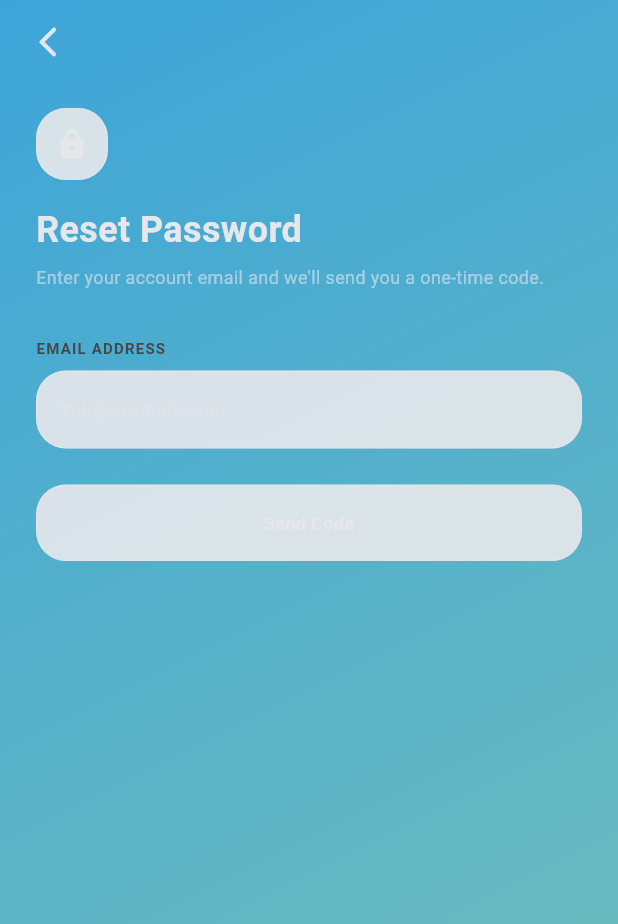
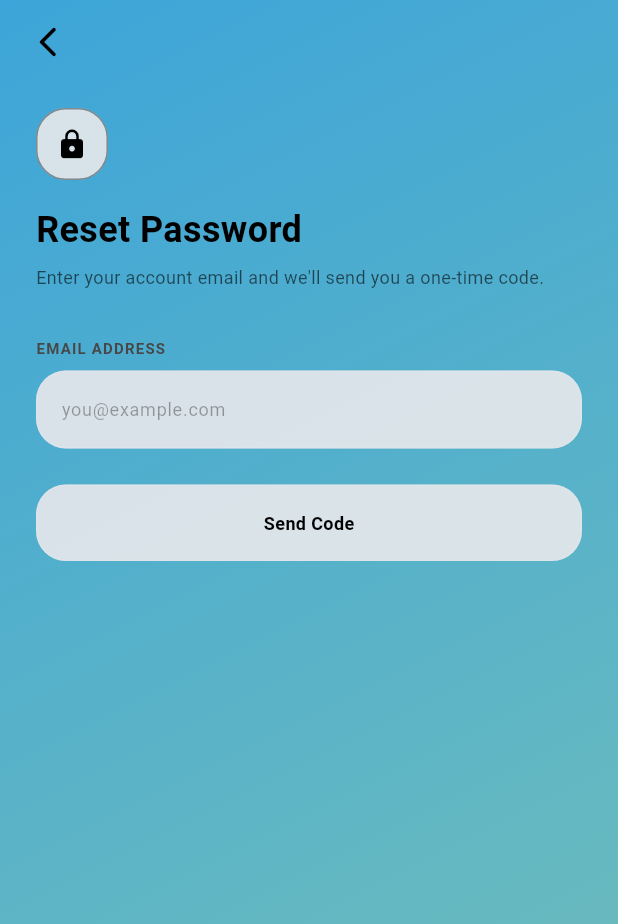
Before and after one commit to Raiden2309/MobileAppEngineering, a Flutter app: the screen it shows after launch, after a tap on "Forgot password?", on a phone screen of 412 x 824 dp. Shown: the top 924 px of the screen. Run offline on Flutter 3.47's test engine with Material 3 defaults, Android fonts, the light colour scheme and no system bars; our stand-ins replace cloud_firestore, curved_navigation_bar, firebase_auth, firebase_core, flutter_native_splash, flutter_secure_storage and 2 more; missing offline and left inert: bcrypt; accounts and stored records are empty.

Commit message:
change some stuff

```diff
--- a/lib/modules/auth/views/change_password.dart
+++ b/lib/modules/auth/views/change_password.dart
@@ -68,7 +68,7 @@ class FlowScaffold extends StatelessWidget {
                   onTap: () => Navigator.pop(context),
                   child: const Icon(
                     Icons.arrow_back_ios_new_rounded,
-                    color: AppColors.white,
+                    color: AppColors.black,
                   ),
                 ),
               ),
@@ -84,11 +84,11 @@ class FlowScaffold extends StatelessWidget {
                       decoration: BoxDecoration(
                         color: AppColors.white.withValues(alpha: 0.92),
                         borderRadius: BorderRadius.circular(AppColors.glassBorderRadius),
-                        border: Border.all(color: AppColors.white.withValues(alpha: 0.4)),
+                        border: Border.all(color: AppColors.black.withValues(alpha: 0.4)),
                       ),
                       child: const Icon(
                         Icons.lock_rounded,
-                        color: AppColors.white,
+                        color: AppColors.black,
                         size: 22,
                       ),
                     ),
@@ -98,7 +98,7 @@ class FlowScaffold extends StatelessWidget {
                       style: const TextStyle(
                         fontSize: FontStyles.titleLarge,
                         fontWeight: FontStyles.titleWeight,
-                        color: AppColors.white,
+                        color: AppColors.black,
                       ),
                     ),
                     const SizedBox(height: 6),
@@ -106,7 +106,7 @@ class FlowScaffold extends StatelessWidget {
                       subtitle,
                       style: TextStyle(
                         fontSize: FontStyles.titleSmall,
-                        color: AppColors.white.withValues(alpha: 0.6),
+                        color: AppColors.black.withValues(alpha: 0.6),
                       ),
                     ),
                   ],
@@ -171,36 +171,29 @@ class GlassField extends StatelessWidget {
           decoration: BoxDecoration(
             color: AppColors.white.withValues(alpha: 0.92),
             borderRadius: BorderRadius.circular(AppColors.glassBorderRadius),
-            border: Border.all(color: AppColors.white.withValues(alpha: 0.4)),
+            border: Border.all(
+              color: hasError ? AppColors.red : AppColors.white.withValues(alpha: 0.4),
+              width: hasError ? 1.5 : 1.0,
+            ),
           ),
           child: TextField(
             controller: controller,
             obscureText: obscure,
             keyboardType: keyboardType,
             style: const TextStyle(
-              color: AppColors.white,
+              color: AppColors.black,
               fontSize: FontStyles.titleSmall,
             ),
             decoration: InputDecoration(
               hintText: hint,
               hintStyle: TextStyle(
-                color: AppColors.white.withValues(alpha: 0.35),
+                color: AppColors.black.withValues(alpha: 0.35),
                 fontSize: FontStyles.titleSmall,
               ),
               suffixIcon: suffix,
               border: InputBorder.none,
-              enabledBorder: hasError
-                  ? OutlineInputBorder(
-                borderRadius: BorderRadius.circular(AppColors.glassBorderRadius),
-                borderSide: const BorderSide(color: AppColors.red),
-              )
-                  : InputBorder.none,
-              focusedBorder: hasError
-                  ? OutlineInputBorder(
-                borderRadius: BorderRadius.circular(AppColors.glassBorderRadius),
-                borderSide: const BorderSide(color: AppColors.red, width: 1.5),
-              )
-                  : InputBorder.none,
+              enabledBorder: InputBorder.none,
+              focusedBorder: InputBorder.none,
               contentPadding: const EdgeInsets.symmetric(
                 horizontal: 16,
                 vertical: 16,
@@ -255,7 +248,7 @@ class PrimaryButton extends StatelessWidget {
             height: 20,
             child: CircularProgressIndicator(
               strokeWidth: 2,
-              color: AppColors.white,
+              color: AppColors.black,
             ),
           )
               : Text(
@@ -263,7 +256,7 @@ class PrimaryButton extends StatelessWidget {
             style: const TextStyle(
               fontSize: FontStyles.titleSmall,
               fontWeight: FontStyles.titleWeight,
-              color: AppColors.white,
+              color: AppColors.black,
             ),
           ),
         ),
@@ -439,9 +432,8 @@ class OtpPageState extends State<OtpPage> {
               'Resend code',
               style: TextStyle(
                 fontSize: FontStyles.titleSmall,
-                color: AppColors.white.withValues(alpha: 0.6),
-                decoration: TextDecoration.underline,
-                decorationColor: AppColors.white.withValues(alpha: 0.6),
+                color: AppColors.black,
+                decorationColor: AppColors.black.withValues(alpha: 0.6),
               ),
             ),
           ),
--- a/lib/shared/styles/app_colors.dart
+++ b/lib/shared/styles/app_colors.dart
@@ -8,7 +8,7 @@ class AppColors {
   static const Color nectarine = Color(0xFFEA7317);
   static const Color white = Color(0xFFE5E7EB);
   static const Color black = Color(0xFF000000);
-  static const Color red = Color(0xFFF44336);
+  static const Color red = Color(0xFFA71704);
   static const Color darkIndigoBlue = Color(0xFF111184);
   static const Color transparent = Color(0x00000000);
 
```
Also changed, not shown: lib/shared/widgets/loading_screen.dart (added, +107 -0 lines).
